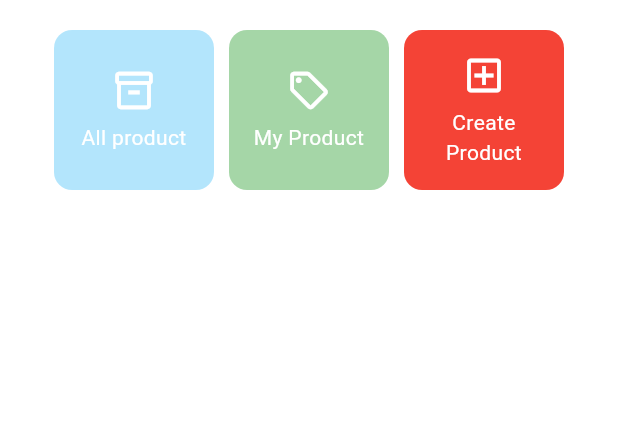
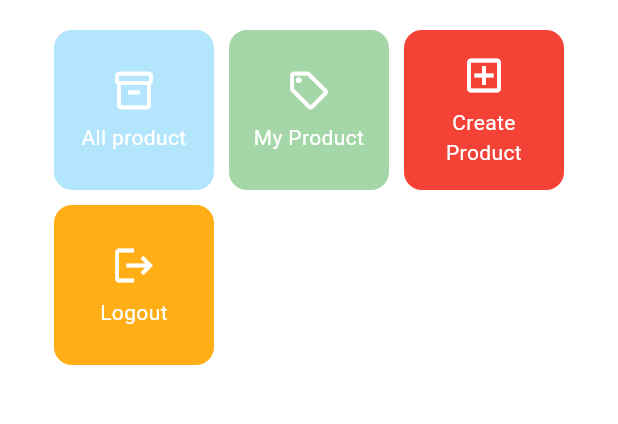
Before and after one commit to badugnt/indo-shop-mobile, a Flutter app: the MyHomePage screen opened directly, on a phone screen of 412 x 824 dp, the part 327-751 px from its top. Run offline on Flutter 3.47's test engine with Material 3 defaults, Android fonts, the phone set to English and light mode, and no system bars; missing offline and left inert: pbp_django_auth.

Commit message:
implement logout

```diff
--- a/lib/screens/menu.dart
+++ b/lib/screens/menu.dart
@@ -6,18 +6,30 @@ import 'package:indo_shop/widgets/product_card.dart';
 class MyHomePage extends StatelessWidget {
   MyHomePage({super.key});
 
-
   final String nama = "Edlyn Marva"; //nama
   final String npm = "2406410494"; //npm
   final String kelas = "B"; //kelas
   final List<ItemHomepage> items = [
-    ItemHomepage("All product", Icons.inventory_2_outlined, "Kamu telah menekan tombol All Products", Colors.lightBlue.shade100),
-    ItemHomepage("My Product",Icons.sell_outlined , "Kamu telah menekan tombol My Products", Colors.green.shade200),
-    ItemHomepage("Create Product", Icons.add_box_outlined, "Kamu telah menekan tombol Create Product", Colors.red),
+    ItemHomepage(
+      "All product",
+      Icons.inventory_2_outlined,
+      "Kamu telah menekan tombol All Products",
+      Colors.lightBlue.shade100,
+    ),
+    ItemHomepage(
+      "My Product",
+      Icons.sell_outlined,
+      "Kamu telah menekan tombol My Products",
+      Colors.green.shade200,
+    ),
+    ItemHomepage(
+      "Create Product",
+      Icons.add_box_outlined,
+      "Kamu telah menekan tombol Create Product",
+      Colors.red,
+    ),
+    ItemHomepage("Logout", Icons.logout, "Kamu telah menekan tombol Logout", const Color.fromARGB(255, 255, 174, 22)),
   ];
-
-
-
 
   @override
   Widget build(BuildContext context) {
@@ -28,10 +40,7 @@ class MyHomePage extends StatelessWidget {
         // Judul aplikasi "Indo Shop" dengan teks putih dan tebal.
         title: const Text(
           'Indo Shop',
-          style: TextStyle(
-            color: Colors.white,
-            fontWeight: FontWeight.bold,
-          ),
+          style: TextStyle(color: Colors.white, fontWeight: FontWeight.bold),
         ),
         // Warna latar belakang AppBar diambil dari skema warna tema aplikasi.
         backgroundColor: Theme.of(context).colorScheme.primary,
@@ -60,10 +69,11 @@ class MyHomePage extends StatelessWidget {
             const SizedBox(height: 16.0),
 
             // Menempatkan widget berikutnya di tengah halaman.
-            Center(
+            Expanded(
+              child: SingleChildScrollView(
+                child: Center(
                   child: Column(
                     // Menyusun teks dan grid item secara vertikal.
-
                     children: [
                       // Menampilkan teks sambutan dengan gaya tebal dan ukuran 18.
                       const Padding(
@@ -95,6 +105,8 @@ class MyHomePage extends StatelessWidget {
                     ],
                   ),
                 ),
+              ),
+            ),
           ],
         ),
       ),
@@ -105,8 +117,8 @@ class MyHomePage extends StatelessWidget {
 class InfoCard extends StatelessWidget {
   // Kartu informasi yang menampilkan title dan content.
 
-  final String title;  // Judul kartu.
-  final String content;  // Isi kartu.
+  final String title; // Judul kartu.
+  final String content; // Isi kartu.
 
   const InfoCard({super.key, required this.title, required this.content});
 
@@ -117,15 +129,14 @@ class InfoCard extends StatelessWidget {
       elevation: 2.0,
       child: Container(
         // Mengatur ukuran dan jarak di dalam kartu.
-        width: MediaQuery.of(context).size.width / 3.5, // menyesuaikan dengan lebar device yang digunakan.
+        width:
+            MediaQuery.of(context).size.width /
+            3.5, // menyesuaikan dengan lebar device yang digunakan.
         padding: const EdgeInsets.all(16.0),
         // Menyusun title dan content secara vertikal.
         child: Column(
           children: [
-            Text(
-              title,
-              style: const TextStyle(fontWeight: FontWeight.bold),
-            ),
+            Text(title, style: const TextStyle(fontWeight: FontWeight.bold)),
             const SizedBox(height: 8.0),
             Text(content),
           ],
@@ -134,6 +145,7 @@ class InfoCard extends StatelessWidget {
     );
   }
 }
+
 class ItemHomepage {
   final String name;
   final IconData icon;
```
Lines whose indentation alone changed are shown as unchanged.
